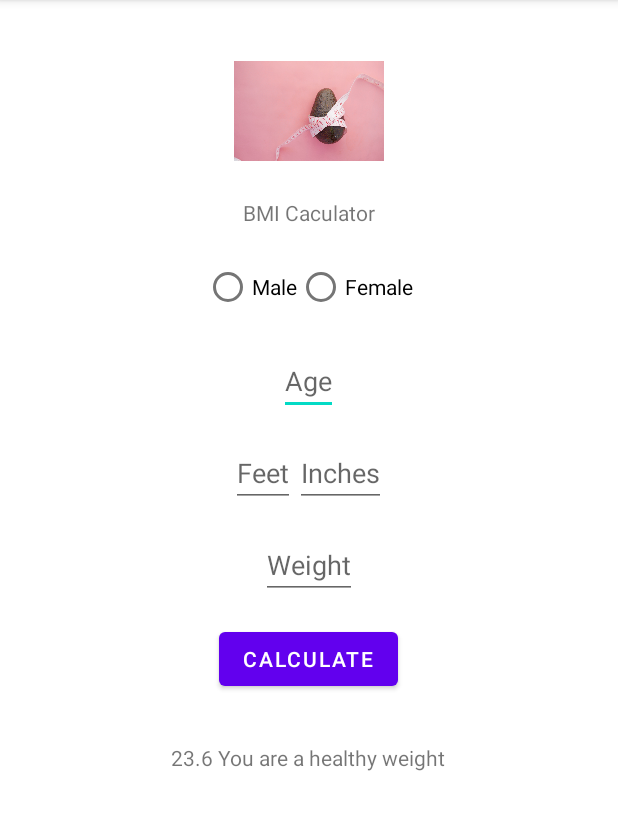
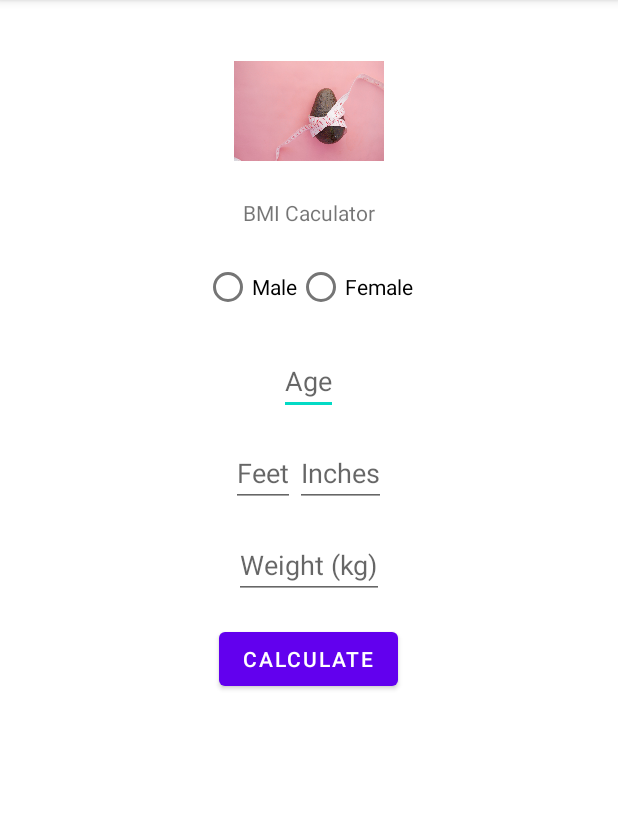
Before and after one commit to PorqueHuh/BMI-Calculator, an Android app: the screen it shows after launch (MainActivity), on a phone screen of 412 x 824 dp, the part 84-914 px from its top. Run offline under Robolectric (Android 15) with nearby library versions, the phone set to English and light mode, and no system bars.

```diff
--- a/app/src/main/java/com/example/bmicalculator/MainActivity.java
+++ b/app/src/main/java/com/example/bmicalculator/MainActivity.java
@@ -1,14 +1,119 @@
 package com.example.bmicalculator;
+
+import android.os.Bundle;
+import android.view.View;
+import android.widget.Button;
+import android.widget.EditText;
+import android.widget.RadioButton;
+import android.widget.TextView;
 
 import androidx.appcompat.app.AppCompatActivity;
 
-import android.os.Bundle;
+import java.text.DecimalFormat;
 
 public class MainActivity extends AppCompatActivity {
+
+    TextView resultText;
+
+    private Button calculateButton;
+    private RadioButton maleButton;
+    private RadioButton femaleButton;
+    private EditText ageEditText;
+    private EditText feetEditText;
+    private EditText inchesEditText;
+    private EditText weightEditText;
 
     @Override
     protected void onCreate(Bundle savedInstanceState) {
         super.onCreate(savedInstanceState);
         setContentView(R.layout.activity_main);
+
+        findViews();
+
+        setupButtonClickListener();
     }
+
+    private void findViews() {
+        resultText = findViewById(R.id.text_view_result);
+        maleButton = findViewById(R.id.radio_button_male);
+        femaleButton = findViewById(R.id.radio_button_female);
+        ageEditText = findViewById(R.id.edit_text_age);
+        feetEditText = findViewById(R.id.edit_text_feet);
+        inchesEditText = findViewById(R.id.edit_text_inches);
+        weightEditText = findViewById(R.id.edit_text_weight);
+        calculateButton = findViewById(R.id.button_calculate);
+    }
+
+    private void setupButtonClickListener() {
+        calculateButton.setOnClickListener(new View.OnClickListener() {
+            @Override
+            public void onClick(View view) {
+                double bmiResult = calculateBmi();
+
+                String ageText = ageEditText.getText().toString();
+
+                int age = Integer.parseInt(ageText);
+                if(age >= 18) {
+                    displayResult(bmiResult);
+                } else {
+                    displayGuidance(bmiResult);
+                }
+
+
+            }
+        });
+    }
+
+    private double calculateBmi() {
+
+        String feetText = feetEditText.getText().toString();
+        String inchesText = inchesEditText.getText().toString();
+        String weightText = weightEditText.getText().toString();
+
+        int feet = Integer.parseInt(feetText);
+        int inches = Integer.parseInt(inchesText);
+        int weight = Integer.parseInt(weightText);
+
+        int totalInches = (feet * 12) + inches;
+
+        double heightInMeters = totalInches * 0.0254;
+
+        return weight / (heightInMeters * heightInMeters);
+    }
+
+    private void displayResult(double bmi) {
+        DecimalFormat myDecimalFormatter = new DecimalFormat("0.00");
+
+        String bmiTextResult = myDecimalFormatter.format(bmi);
+
+        String fullResultString;
+        //underweight
+        if(bmi < 18.5) {
+            fullResultString = bmiTextResult + " - You are underweight";
+            //overweight
+        } else if (bmi > 25) {
+            fullResultString = bmiTextResult + " - You are overweight";
+            //healthy
+        } else {
+            fullResultString = bmiTextResult + " - You are a healthy weight";
+        }
+
+        resultText.setText(fullResultString);
+    }
+
+    private void displayGuidance(double bmi) {
+        DecimalFormat myDecimalFormatter = new DecimalFormat("0.00");
+
+        String bmiTextResult = myDecimalFormatter.format(bmi);
+        String fullResultString;
+        if(maleButton.isChecked()) {
+            fullResultString = bmiTextResult + "- As you are under 18, please consult your doctor for healthy range for boys.";
+        } else if (femaleButton.isChecked()) {
+            fullResultString = bmiTextResult + "- As you are under 18, please consult your doctor for healthy range for girls.";
+        } else {
+            fullResultString = bmiTextResult + "- As you are under 18, please consult your doctor for healthy range.";
+        }
+        resultText.setText(fullResultString);
+    }
+
 }
--- a/app/src/main/res/layout/activity_main.xml
+++ b/app/src/main/res/layout/activity_main.xml
@@ -24,17 +24,20 @@
         android:orientation="horizontal">
 
         <RadioButton
+            android:id="@+id/radio_button_male"
             android:layout_width="wrap_content"
             android:layout_height="wrap_content"
             android:text="Male" />
 
         <RadioButton
+            android:id="@+id/radio_button_female"
             android:layout_width="wrap_content"
             android:layout_height="wrap_content"
             android:text="Female" />
     </RadioGroup>
 
     <EditText
+        android:id="@+id/edit_text_age"
         android:layout_width="wrap_content"
         android:layout_height="wrap_content"
         android:layout_margin="8dp"
@@ -49,12 +52,14 @@
         android:orientation="horizontal">
 
         <EditText
+            android:id="@+id/edit_text_feet"
             android:layout_width="wrap_content"
             android:layout_height="wrap_content"
             android:hint="Feet"
             android:inputType="number" />
 
         <EditText
+            android:id="@+id/edit_text_inches"
             android:layout_width="wrap_content"
             android:layout_height="wrap_content"
             android:hint="Inches"
@@ -62,23 +67,25 @@
     </LinearLayout>
 
     <EditText
+        android:id="@+id/edit_text_weight"
         android:layout_width="wrap_content"
         android:layout_height="wrap_content"
         android:layout_margin="8dp"
-        android:hint="Weight"
+        android:hint="Weight (kg)"
         android:inputType="number" />
 
     <Button
+        android:id="@+id/button_calculate"
         android:layout_width="wrap_content"
         android:layout_height="wrap_content"
         android:layout_margin="8dp"
         android:text="Calculate" />
 
     <TextView
+        android:id="@+id/text_view_result"
         android:layout_width="wrap_content"
         android:layout_height="wrap_content"
-        android:layout_margin="24dp"
-        android:text="23.6 You are a healthy weight" />
+        android:layout_margin="24dp" />
 
 
 </LinearLayout>
```
